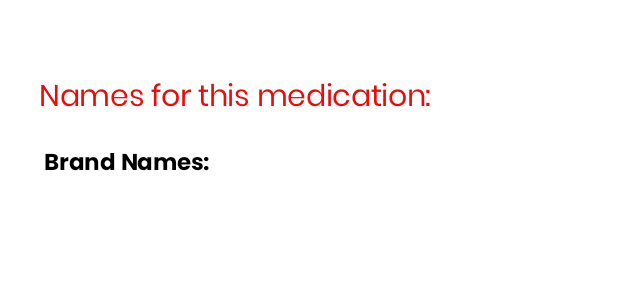
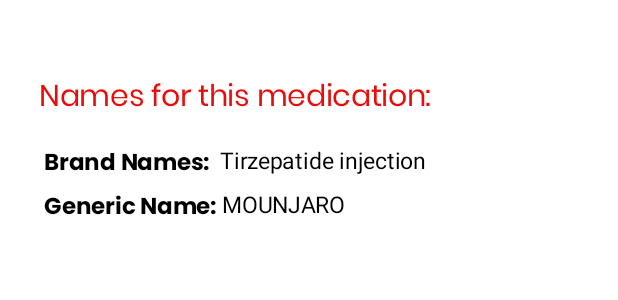
Before and after one commit to kprose07/MEDISCAN, an Android app: the layout activity_results.xml on its own in the app's theme, with its tools: preview values and no code run, on a phone screen of 412 x 824 dp. Shown: the top 300 px of the screen. Run offline under Robolectric (Android 15) with nearby library versions, the phone set to English and light mode, and no system bars.

Commit message:
recycler view ~Rose

```diff
--- a/app/src/main/java/com/example/mediscan/Results.kt
+++ b/app/src/main/java/com/example/mediscan/Results.kt
@@ -35,5 +35,13 @@
             "Topic",
             "Test loefhporihfpn"
         ))
+        descriptionList.add(Accordresults(
+            "Hi",
+            "Test loefhporihfpn"
+        ))
+        descriptionList.add(Accordresults(
+            "Rose",
+            "Test loefhporihfpn"
+        ))
     }
 }
--- a/app/src/main/java/com/example/mediscan/SplashScreen.kt
+++ b/app/src/main/java/com/example/mediscan/SplashScreen.kt
@@ -26,9 +26,9 @@
 
         // Handler().postDelayed({
         Handler(Looper.getMainLooper()).postDelayed({
-            val intent = Intent(this, Results::class.java)
+            val intent = Intent(this, MainActivity::class.java)
             startActivity(intent)
             finish()
-        }, 5000) // 3000 is the delayed time in milliseconds.
+        }, 1000) // 3000 is the delayed time in milliseconds.
     }
 }
--- a/app/src/main/res/layout/activity_results.xml
+++ b/app/src/main/res/layout/activity_results.xml
@@ -39,6 +39,47 @@
             android:lineSpacingExtra="0sp"
             android:text="@string/brand_names"
             android:textAppearance="@style/brand_names" />
+        <TextView
+            android:id="@+id/tirzepatide"
+            android:layout_width="159dp"
+            android:layout_height="21dp"
+            android:layout_alignParentLeft="true"
+            android:layout_marginLeft="141dp"
+            android:layout_alignParentTop="true"
+            android:layout_marginTop="96dp"
+            android:text="@string/tirzepatide"
+            android:textAppearance="@style/tirzepatide"
+            android:lineSpacingExtra="0sp"
+            android:gravity="top"
+            android:paddingLeft="5dp"
+            />
+
+        <TextView
+            android:id="@+id/generic_nam"
+            android:layout_width="119dp"
+            android:layout_height="23dp"
+            android:layout_alignParentLeft="true"
+            android:layout_alignParentTop="true"
+            android:layout_marginLeft="29dp"
+            android:layout_marginTop="125dp"
+            android:fontFamily="@font/poppins_extrabold"
+            android:gravity="top"
+            android:lineSpacingExtra="0sp"
+            android:text="@string/generic_nam"
+            android:textAppearance="@style/generic_nam" />
+        <TextView
+            android:id="@+id/mounjaro"
+            android:layout_width="171dp"
+            android:layout_height="23dp"
+            android:layout_alignParentLeft="true"
+            android:layout_marginLeft="148dp"
+            android:layout_alignParentTop="true"
+            android:layout_marginTop="125dp"
+            android:text="@string/mounjaros"
+            android:textAppearance="@style/mounjaros"
+            android:lineSpacingExtra="0sp"
+            android:gravity="top"
+            />
 
         <androidx.recyclerview.widget.RecyclerView
             android:id="@+id/recyclerView"
--- a/app/src/main/res/values/strings.xml
+++ b/app/src/main/res/values/strings.xml
@@ -62,6 +62,8 @@
     <string name="omeprazole_">Omeprazole is used to treat certain stomach and esophagus problems (such as acid reflux, ulcers). It works by decreasing the amount of acid your stomach makes. It relieves symptoms such as heartburn, difficulty swallowing, and cough. This medicati ...</string>
     <string name="describe">Describe....</string>
     <string name="brand_names">Brand Names:</string>
-
+    <string name="tirzepatide">Tirzepatide injection</string>
+    <string name="generic_nam">Generic Name:</string>
+    <string name="mounjaros">MOUNJARO</string>
 
 </resources>
--- a/app/src/main/res/values/styles.xml
+++ b/app/src/main/res/values/styles.xml
@@ -171,4 +171,63 @@
         </item>
 
     </style>
+    <style name="tirzepatide">
+
+        <item name="android:textSize">
+            15sp
+        </item>
+
+        <item name="android:letterSpacing">
+            -0.01
+        </item>
+
+        <item name="android:textColor">
+            #000000
+        </item>
+
+    </style>
+    <style name="generic_nam">
+
+        <item name="android:textSize">
+            15sp
+        </item>
+
+        <item name="android:letterSpacing">
+            -0.01
+        </item>
+
+        <item name="android:textColor">
+            #000000
+        </item>
+
+    </style>
+    <style name="mounjaro">
+
+        <item name="android:textSize">
+            15sp
+        </item>
+
+        <item name="android:letterSpacing">
+            -0.01
+        </item>
+
+        <item name="android:textColor">
+            #000000
+        </item>
+
+    </style><style name="mounjaros">
+
+    <item name="android:textSize">
+        15sp
+    </item>
+
+    <item name="android:letterSpacing">
+        -0.01
+    </item>
+
+    <item name="android:textColor">
+        #000000
+    </item>
+
+</style>
 </resources>
```
